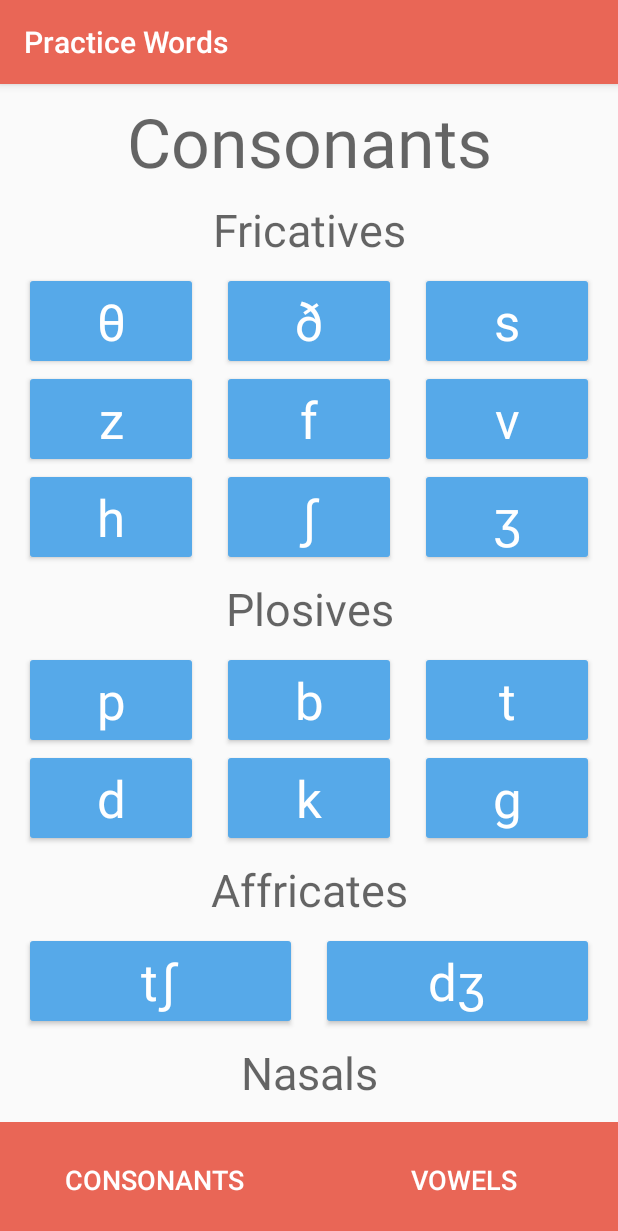
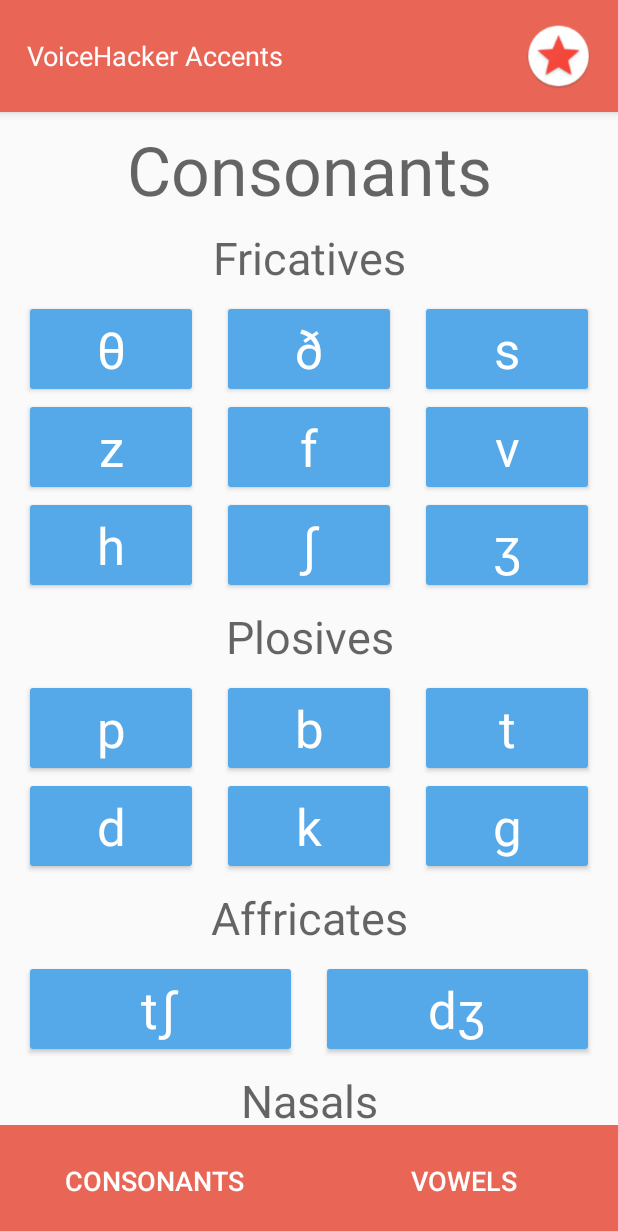
Before and after one commit to mattpocock/voicehacker-accents, an Android app: the screen it shows after launch (MainActivity), on a phone screen of 412 x 824 dp. Shown: the top 1231 px of the screen. Run offline under Robolectric (Android 15) with nearby library versions, the light colour scheme and no system bars.

Commit message:
Alpha 0.2.01 (INCOMPLETE)
Star Button in place. Trying to be able to call fragment functions from
main activity.

```diff
--- a/app/build.gradle
+++ b/app/build.gradle
@@ -7,8 +7,8 @@ android {
         applicationId "uk.co.voicehacker.app.practicewords"
         minSdkVersion 15
         targetSdkVersion 25
-        versionCode 11
-        versionName "Alpha 0.19"
+        versionCode 12
+        versionName "Alpha 0.2"
         testInstrumentationRunner "android.support.test.runner.AndroidJUnitRunner"
     }
     buildTypes {
--- a/app/src/main/java/uk/co/voicehacker/app/practicewords/Consonants.java
+++ b/app/src/main/java/uk/co/voicehacker/app/practicewords/Consonants.java
@@ -29,7 +29,9 @@ public class Consonants extends Fragment {
 
     MediaPlayer allsounds;
 
-    // Is there a navbar?
+    // Keeps track of all buttons created
+
+    int consArr[] = {0};
 
     boolean navBarOn = false;
 
@@ -40,6 +42,13 @@ public class Consonants extends Fragment {
         btn.setText(s.symbol);
         btn.setSoundEffectsEnabled(false);
 
+        // Adds all Button Id's to btnArray
+
+        int l = consArr.length;
+
+        consArr[l-1] = s.buttonid;
+
+
         final int sf = s.soundfile;
 
         btn.setOnClickListener(new View.OnClickListener() {
@@ -49,7 +58,6 @@ public class Consonants extends Fragment {
                 if (allsounds != null) {
                     allsounds.release();
                 }
-
 
                 // Handles Sound Playing
 
@@ -137,12 +145,8 @@ public class Consonants extends Fragment {
     private int page;
 
     // newInstance constructor for creating fragment with arguments
-    public static Consonants newInstance(int page, String title) {
+    public static Consonants newInstance() {
         Consonants consonants = new Consonants();
-        Bundle args = new Bundle();
-        args.putInt("someInt", page);
-        args.putString("someTitle", title);
-        consonants.setArguments(args);
         return consonants;
     }
 
@@ -151,8 +155,6 @@ public class Consonants extends Fragment {
     @Override
     public void onCreate(Bundle savedInstanceState) {
         super.onCreate(savedInstanceState);
-        page = getArguments().getInt("someInt", 0);
-        title = getArguments().getString("someTitle");
     }
 
     // Inflate the view for the fragment based on layout XML
@@ -168,8 +170,6 @@ public class Consonants extends Fragment {
         super.onViewCreated(view, savedInstanceState);
 
         // Creates Buttons
-
-        //TODO: Add descriptions for each consonant: Bilabial, Dental etc.
 
         sound unvoicedTHsound = new sound(R.id.button1,"θ",R.raw.unvoicedth,"The Unvoiced TH - /θ/", new int[]{R.string.desc_unvoiced, R.string.desc_fricatve, R.string.desc_thsound}, 1,1,1, new String[]{"think","anything","bath","breath","death","everything","month","mouth","nothing","something"});
         sound voicedTHsound = new sound(R.id.button2,"ð",R.raw.voicedth,"The Voiced TH - /ð/", new int[]{R.string.desc_voiced, R.string.desc_fricatve, R.string.desc_thsound}, 2,1,1, new String[]{"this","than","that","the","themselves","mother","brother","these","they","together"});
--- a/app/src/main/java/uk/co/voicehacker/app/practicewords/MainActivity.java
+++ b/app/src/main/java/uk/co/voicehacker/app/practicewords/MainActivity.java
@@ -3,17 +3,22 @@ package uk.co.voicehacker.app.practicewords;
 
 
 import android.content.Intent;
+import android.media.Image;
 import android.media.MediaPlayer;
 import android.support.v4.app.FragmentManager;
 import android.support.v4.app.Fragment;
 import android.support.v4.app.FragmentPagerAdapter;
+import android.support.v4.app.FragmentTransaction;
 import android.support.v4.view.ViewPager;
 import android.support.v7.app.AppCompatActivity;
 import android.os.Bundle;
+import android.util.Log;
 import android.view.MotionEvent;
 import android.view.View;
 import android.widget.Button;
+import android.widget.ImageButton;
 import android.widget.TabHost;
+import android.widget.Toast;
 
 
 public class MainActivity extends AppCompatActivity {
@@ -21,6 +26,12 @@ public class MainActivity extends AppCompatActivity {
 
 
     FragmentPagerAdapter adapterViewPager;
+    /*
+    public void onDataPass(int[] data) {
+        //TODO: This is the int array being passed back from the fragment.
+    } */
+
+
 
     @Override
     protected void onCreate(Bundle savedInstanceState) {
@@ -29,6 +40,14 @@ public class MainActivity extends AppCompatActivity {
         final ViewPager vpPager = (ViewPager) findViewById(R.id.vpPager);
         adapterViewPager = new MyPagerAdapter(getSupportFragmentManager());
         vpPager.setAdapter(adapterViewPager);
+
+        ImageButton starbtn = (ImageButton) findViewById(R.id.starbtn);
+        starbtn.setOnClickListener(new View.OnClickListener() {
+            public void onClick(View v) {
+                //TODO: They've just pressed the starbtn. What happens next?
+                Toast.makeText(MainActivity.this, "Star Button Pressed!", Toast.LENGTH_SHORT).show();
+            }
+        });
 
         Intent intent = getIntent();
         if (intent != null) {
@@ -104,9 +123,9 @@ public class MainActivity extends AppCompatActivity {
         public Fragment getItem(int position) {
             switch (position) {
                 case 0:
-                    return Consonants.newInstance(0, "Page # 1");
+                    return Consonants.newInstance();
                 case 1:
-                    return Vowels.newInstance(1, "Page # 2");
+                    return Vowels.newInstance();
                 default:
                     return null;
             }
--- a/app/src/main/java/uk/co/voicehacker/app/practicewords/Vowels.java
+++ b/app/src/main/java/uk/co/voicehacker/app/practicewords/Vowels.java
@@ -1,5 +1,6 @@
 package uk.co.voicehacker.app.practicewords;
 
+import android.app.Activity;
 import android.content.Intent;
 import android.media.MediaPlayer;
 import android.os.Bundle;
@@ -24,6 +25,8 @@ public class Vowels extends Fragment {
 
     MediaPlayer allsounds;
 
+    int vowelArr[] = {0};
+
     boolean navBarOn = false;
 
     // Create Button Method
@@ -33,6 +36,10 @@ public class Vowels extends Fragment {
         btn.setText(s.symbol);
         btn.setSoundEffectsEnabled(false);
         // mp = MediaPlayer.create(this, s.soundfile);
+
+        int l = vowelArr.length;
+
+        vowelArr[l-1] = s.buttonid;
 
         final int sf = s.soundfile;
 
@@ -128,24 +135,36 @@ public class Vowels extends Fragment {
     private int page;
 
     // newInstance constructor for creating fragment with arguments
-    public static Vowels newInstance(int page, String title) {
+    public static Vowels newInstance() {
         Vowels vowels = new Vowels();
-        Bundle args = new Bundle();
-        args.putInt("someInt", page);
-        args.putString("someTitle", title);
-        vowels.setArguments(args);
         return vowels;
     }
 
-    // Store instance variables based on arguments passed
+
     @Override
     public void onCreate(Bundle savedInstanceState) {
         super.onCreate(savedInstanceState);
-        page = getArguments().getInt("someInt", 0);
-        title = getArguments().getString("someTitle");
     }
 
-    // Inflate the view for the fragment based on layout XML
+    // TODO: Interface for Star View
+    /*
+    public interface OnDataPass {
+        public void onDataPass(int[] data);
+    }
+
+    OnDataPass dataPasser;
+
+    @Override
+    public void onAttach(Activity a) {
+        super.onAttach(a);
+        dataPasser = (OnDataPass) a;
+    }
+
+    public void passData(int[] data) {
+        dataPasser.onDataPass(data);
+    } */
+
+
     @Override
     public View onCreateView(LayoutInflater inflater, ViewGroup container,
                              Bundle savedInstanceState) {
@@ -209,7 +228,7 @@ public class Vowels extends Fragment {
         createButton(button19, oy);
         createButton(button20, ure);
 
-
+        //TODO: Need to make a new version of the fragment, with behaviours that respond if the fragment was created as a
 
     }
 
--- /dev/null
+++ b/app/src/main/res/drawable/star_btn.xml
@@ -0,0 +1,8 @@
+<?xml version="1.0" encoding="utf-8"?>
+<selector xmlns:android="http://schemas.android.com/apk/res/android">
+    <item android:drawable="@drawable/star_btn_img"
+        android:state_pressed="true"/>
+    <item android:drawable="@drawable/star_btn_alt"
+        android:state_pressed="true"/>
+    <item android:drawable="@drawable/star_btn_alt" />
+</selector>
--- a/app/src/main/res/layout/activity_main.xml
+++ b/app/src/main/res/layout/activity_main.xml
@@ -4,6 +4,38 @@
     android:layout_height="match_parent"
     android:orientation="vertical"
     android:layout_marginBottom="-1sp">
+
+    <LinearLayout
+        android:layout_width="match_parent"
+        android:layout_height="0sp"
+        android:orientation="horizontal"
+        android:layout_weight="0.1"
+        android:background="@color/colorPrimary"
+        android:elevation="4dp"
+        android:paddingLeft="18dp">
+
+        <TextView
+            android:layout_width="0dp"
+            android:layout_weight="0.8"
+            android:layout_height="match_parent"
+            android:gravity="center_vertical"
+            android:text="@string/app_name"
+            android:textColor="@color/white"
+            android:textSize="18dp"/>
+
+        <ImageButton
+            android:id="@+id/starbtn"
+            android:layout_width="0dp"
+            android:layout_weight="0.2"
+            android:layout_height="match_parent"
+            android:layout_gravity="center_vertical"
+            android:scaleType="fitCenter"
+            android:src="@drawable/star_btn"
+            android:background="#00000000"
+            android:paddingTop="15dp"
+            android:paddingBottom="15dp"/>
+
+    </LinearLayout>
 
     <android.support.v4.view.ViewPager
         android:id="@+id/vpPager"
--- a/app/src/main/res/values/strings.xml
+++ b/app/src/main/res/values/strings.xml
@@ -1,5 +1,5 @@
 <resources>
-    <string name="app_name">Practice Words</string>
+    <string name="app_name">VoiceHacker Accents</string>
     <string name="desc_morecoming">There‘s more to say about this sound, so future updates will add more descriptions.</string>
     <string name="desc_diphthongs">Some vowels, like the ‘long’ and ‘short’ ones, choose one position and stick to it throughout. On the word ‘see’, your mouth finds a static position when it hits the ‘ee’, and holds it until the word is done. Diphthongs are vowels which move from one position to another. The vowel /eɪ/ (in ‘say’) starts with an /e/ (in ‘set’) and ends with an /ɪ/ (in ‘sit’). Diphthongs glide from one place to another, like “saaaayyyyy”. Some are obvious, like the ‘ah’ and ‘oo’ in the /aʊ/ in ‘mouth’. Some are more subtle, such as the sliding /eə/ in ‘chair’. Try to feel the beginning and end point of the diphthong vowel in the words above.</string>
     <string name="desc_shortvowels">Short vowels are - no surprises - short. They are quick, sharp, and punchy. When you emphasise a word with a short vowel, you emphasise the consonants, not the vowel. It’s the difference between ‘seat’ and ‘sit’. “Have a seeeeaat!”. “Just sssssit.” Try saying the words sharply, with more emphasis on the consonants.</string>
--- a/app/src/main/res/values/styles.xml
+++ b/app/src/main/res/values/styles.xml
@@ -1,7 +1,7 @@
 <resources>
 
     <!-- Base application theme. -->
-    <style name="AppTheme" parent="Theme.AppCompat.Light.DarkActionBar">
+    <style name="AppTheme" parent="Theme.AppCompat.Light.NoActionBar">
         <!-- Customize your theme here. -->
         <item name="colorPrimary">@color/colorPrimary</item>
         <item name="colorPrimaryDark">@color/colorPrimaryDark</item>
```
Also changed, not shown: app/src/main/res/drawable/star_btn_alt.png (added), app/src/main/res/drawable/star_btn_img.png (added).
